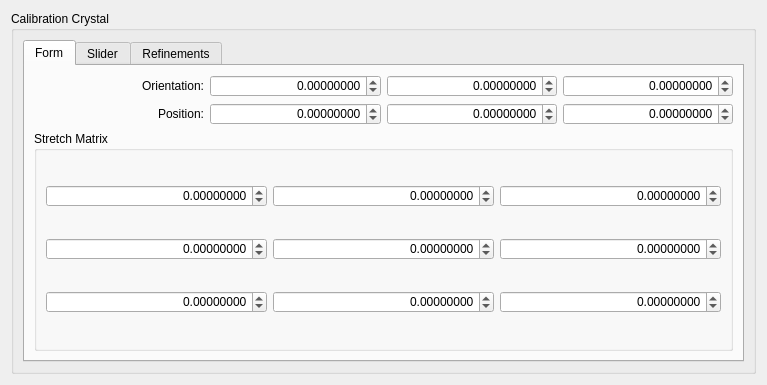
Above: hexrd/ui/resources/ui/calibration_crystal_editor.ui from HEXRD/hexrdgui before the change. Below: the same form after it.
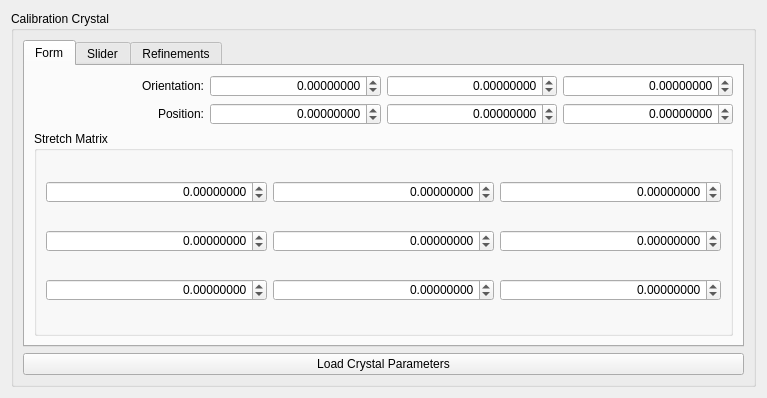
That is the form after the change. Custom widgets are drawn as their Qt base class.

Commit message:
Add ability to load crystal parameters from grains
In the calibration crystal editor (found in both the Laue overlay
editor and the Rotation Series overlay editor), there is now a
"Load Crystal Parameters" button at the bottom, that allows the user
to load crystal parameters from grains. It gives the user the choice
to display grains from the fit grains output, find orientations output,
or from a file. The user may select a grain in the table and click
"OK", and the crystal parameters will be populated with the parameters
from the selected grain.

Patch:
```diff
--- a/hexrd/ui/resources/ui/calibration_crystal_editor.ui
+++ b/hexrd/ui/resources/ui/calibration_crystal_editor.ui
@@ -7,7 +7,7 @@
     <x>0</x>
     <y>0</y>
     <width>767</width>
-    <height>385</height>
+    <height>398</height>
    </rect>
   </property>
   <property name="sizePolicy">
@@ -525,6 +525,13 @@
         </widget>
        </widget>
       </item>
+      <item row="1" column="0" colspan="2">
+       <widget class="QPushButton" name="load">
+        <property name="text">
+         <string>Load Crystal Parameters</string>
+        </property>
+       </widget>
+      </item>
      </layout>
     </widget>
    </item>
```
The commit also changes 10 other files.
